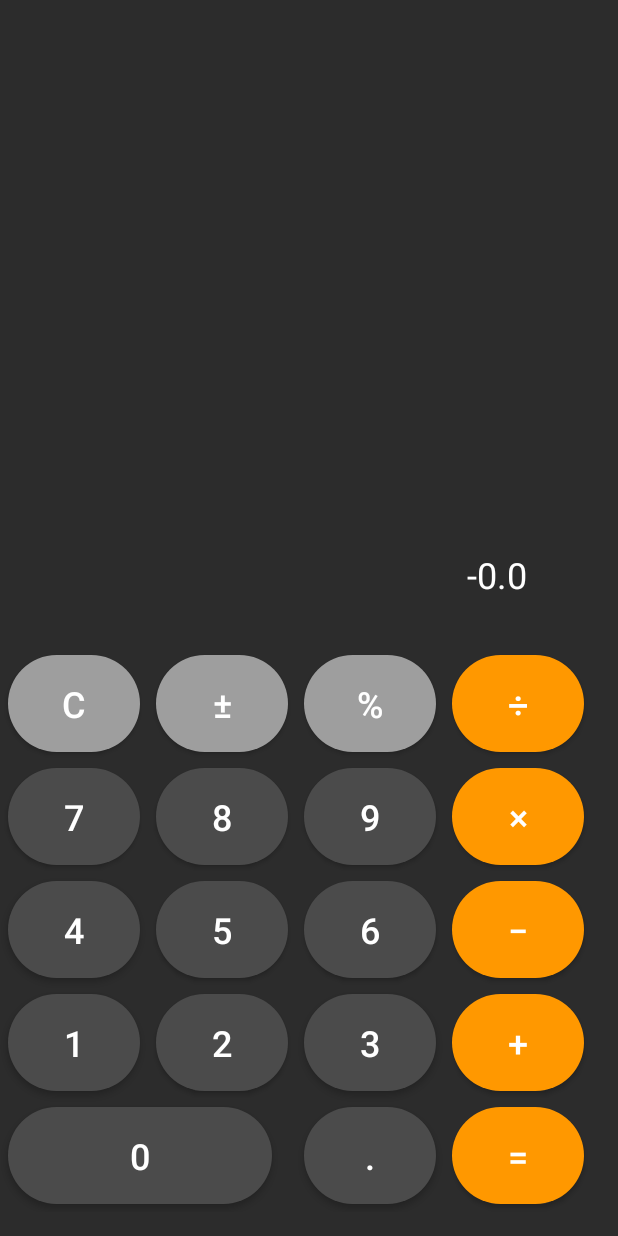
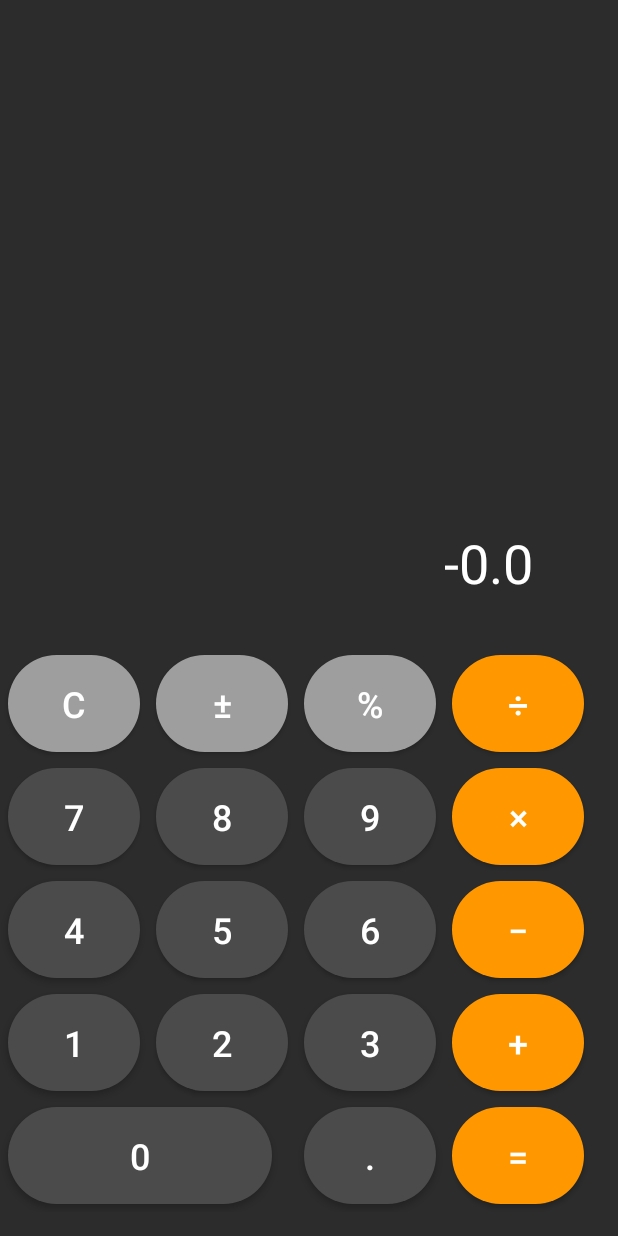
Before and after one commit to Boitapain/Calculo, an Android app built with Jetpack Compose: the screen it shows after launch (MainActivity), after a tap on an icon or button, on a phone screen of 412 x 824 dp. Run offline under Robolectric (Android 15) with nearby library versions, the phone set to English and light mode, and no system bars; 2 other taps on this screen came first.

Commit message:
Edited the appearance of the app

```diff
--- a/app/src/main/java/com/example/calculo/MainActivity.kt
+++ b/app/src/main/java/com/example/calculo/MainActivity.kt
@@ -4,7 +4,6 @@ import android.os.Bundle
 import android.widget.Button
 import android.widget.TextView
 import androidx.activity.ComponentActivity
-import com.example.calculo.R
 
 class MainActivity : ComponentActivity() {
 
--- a/app/src/main/res/layout/main_activity.xml
+++ b/app/src/main/res/layout/main_activity.xml
@@ -4,22 +4,17 @@
     android:layout_height="match_parent"
     android:orientation="vertical"
     android:gravity="bottom"
-    android:background="#2C2C2C"> <!-- Dark gray background -->
-
-    <!-- Écran de la calculatrice -->
-    <!-- White text color -->
-
-    <!-- Les boutons de la calculatrice -->
+    android:background="#2C2C2C">
 
     <TextView
         android:id="@+id/tvDisplay"
-        android:layout_width="367dp"
+        android:layout_width="371dp"
         android:layout_height="wrap_content"
         android:gravity="end"
         android:padding="16dp"
         android:text="0"
         android:textColor="#FFFFFF"
-        android:textSize="24sp" />
+        android:textSize="36dp" />
 
     <GridLayout
         android:layout_width="match_parent"
@@ -28,7 +23,7 @@
         android:rowCount="5"
         android:layout_marginTop="16dp"
         android:layout_marginBottom="16dp"
-        android:layout_gravity="bottom" > <!-- Move the grid to the bottom -->
+        android:layout_gravity="bottom" >
 
         <!-- Boutons 1 à 9, +, -, *, /, C (Clear), =, et 0 -->
         <Button android:id="@+id/btnClear" android:text="C" style="@style/ButtonChangeStyle"/>
@@ -59,7 +54,6 @@
             style="@style/ButtonNumberStyle"
             />
         <Button android:id="@+id/btnDot" android:text="." style="@style/ButtonNumberStyle"/>
-@
         <Button android:id="@+id/btnEquals" android:text="=" style="@style/ButtonActionStyle"/>
     </GridLayout>
 
--- a/app/src/main/res/values/styles.xml
+++ b/app/src/main/res/values/styles.xml
@@ -1,21 +1,21 @@
 <?xml version="1.0" encoding="utf-8"?>
 <resources>
     <style name="ButtonNumberStyle">
-        <item name="android:background">@drawable/button_shape_dark</item> <!-- Custom background -->
-        <item name="android:textColor">#FFFFFF</item>  <!-- Text color -->
+        <item name="android:background">@drawable/button_shape_dark</item>
+        <item name="android:textColor">#FFFFFF</item>
         <item name="android:textSize">24dp</item>
-        <item name="android:layout_margin">5dp</item>  <!-- Padding -->
+        <item name="android:layout_margin">5dp</item>
     </style>
     <style name="ButtonActionStyle">
-        <item name="android:background">@drawable/button_shape_action</item> <!-- Custom background -->
-        <item name="android:textColor">#FFFFFF</item>  <!-- Text color -->
-        <item name="android:layout_margin">5dp</item>  <!-- Padding -->
+        <item name="android:background">@drawable/button_shape_action</item>
+        <item name="android:textColor">#FFFFFF</item>
+        <item name="android:layout_margin">5dp</item>
         <item name="android:textSize">24dp</item>
     </style>
     <style name="ButtonChangeStyle">
-        <item name="android:background">@drawable/button_shape</item> <!-- Custom background -->
-        <item name="android:textColor">#FFFFFF</item>  <!-- Text color -->
-        <item name="android:layout_margin">5dp</item>  <!-- Padding -->
+        <item name="android:background">@drawable/button_shape</item>
+        <item name="android:textColor">#FFFFFF</item>
+        <item name="android:layout_margin">5dp</item>
         <item name="android:textSize">24dp</item>
     </style>
 </resources>
```
